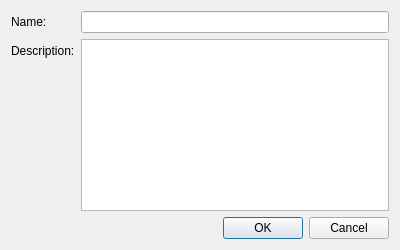
Old version of the form clubdialog.ui in the repository MohamedElaassal/Gestion-Club-Cpp.
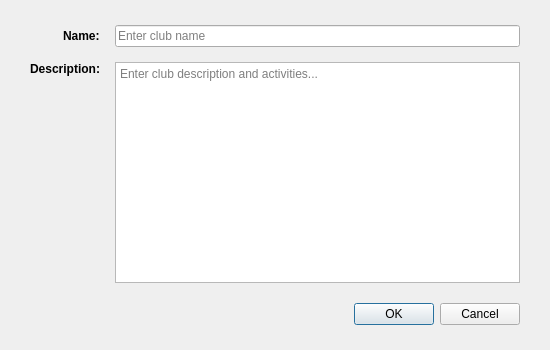
New version of the form.

```diff
--- a/clubdialog.ui
+++ b/clubdialog.ui
@@ -6,35 +6,82 @@
    <rect>
     <x>0</x>
     <y>0</y>
-    <width>400</width>
-    <height>250</height>
+    <width>550</width>
+    <height>350</height>
    </rect>
   </property>
+  <property name="minimumSize">
+   <size>
+    <width>550</width>
+    <height>350</height>
+   </size>
+  </property>
   <property name="windowTitle">
    <string>Club Details</string>
   </property>
   <layout class="QVBoxLayout" name="verticalLayout">
+   <property name="spacing">
+    <number>20</number>
+   </property>
+   <property name="leftMargin">
+    <number>30</number>
+   </property>
+   <property name="topMargin">
+    <number>25</number>
+   </property>
+   <property name="rightMargin">
+    <number>30</number>
+   </property>
+   <property name="bottomMargin">
+    <number>25</number>
+   </property>
    <item>
     <layout class="QFormLayout" name="formLayout">
+     <property name="horizontalSpacing">
+      <number>15</number>
+     </property>
+     <property name="verticalSpacing">
+      <number>15</number>
+     </property>
+     <property name="labelAlignment">
+      <set>Qt::AlignRight|Qt::AlignTrailing|Qt::AlignVCenter</set>
+     </property>
      <item row="0" column="0">
       <widget class="QLabel" name="label">
        <property name="text">
         <string>Name:</string>
        </property>
+       <property name="styleSheet">
+        <string>font-weight: 600;</string>
+       </property>
       </widget>
      </item>
      <item row="0" column="1">
-      <widget class="QLineEdit" name="nomEdit"/>
+      <widget class="QLineEdit" name="nomEdit">
+       <property name="placeholderText">
+        <string>Enter club name</string>
+       </property>
+      </widget>
      </item>
      <item row="1" column="0">
       <widget class="QLabel" name="label_2">
        <property name="text">
         <string>Description:</string>
        </property>
+       <property name="alignment">
+        <set>Qt::AlignRight|Qt::AlignTop|Qt::AlignTrailing</set>
+       </property>
+       <property name="styleSheet">
+        <string>font-weight: 600;</string>
+       </property>
       </widget>
      </item>
      <item row="1" column="1">
-      <widget class="QTextEdit" name="descriptionEdit"/>
+      <widget class="QTextEdit" name="descriptionEdit">
+       <property name="placeholderText">
+        <string>Enter club description and activities...</string>
+       </property>
+      </widget>
      </item>
     </layout>
    </item>
```
